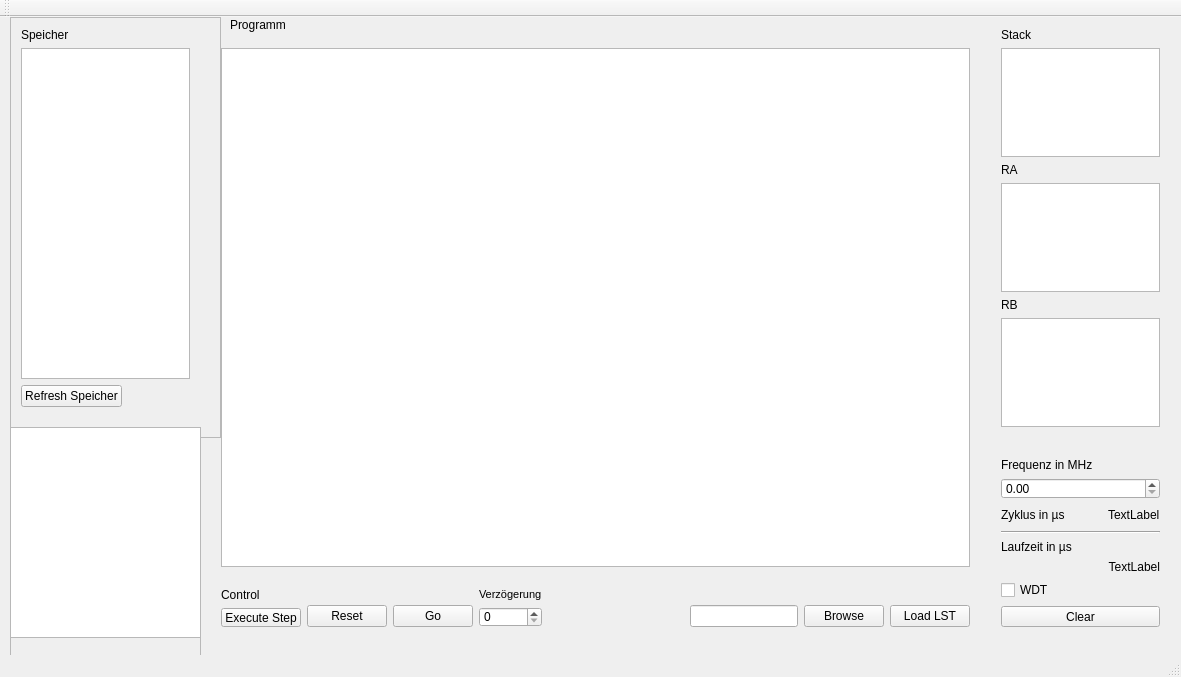
Old version of the form PICSimu/mainwindow.ui in the repository Benedikt1992/PICSimu.
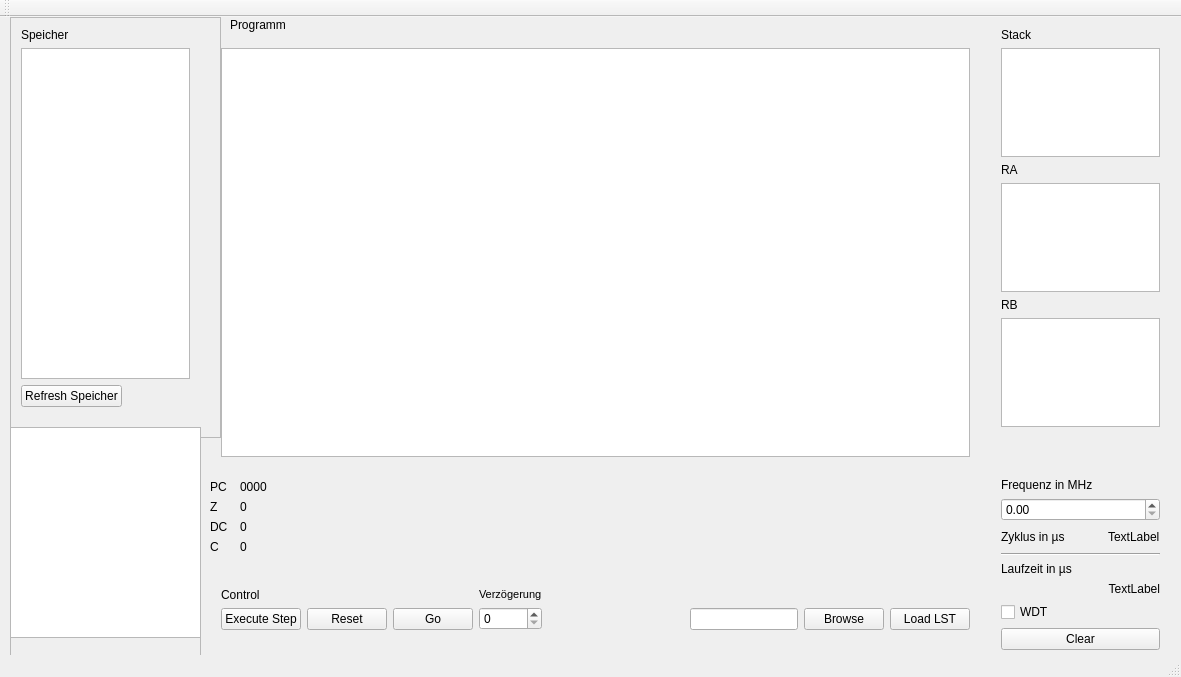
New version of the form.

Commit message: PC und Flags in GUI

What changed in the file:
```diff
--- a/PICSimu/mainwindow.ui
+++ b/PICSimu/mainwindow.ui
@@ -95,7 +95,7 @@
       <x>210</x>
       <y>560</y>
       <width>771</width>
-      <height>61</height>
+      <height>64</height>
      </rect>
     </property>
     <layout class="QHBoxLayout" name="horizontalLayout_3">
@@ -275,7 +275,7 @@
       <x>210</x>
       <y>20</y>
       <width>771</width>
-      <height>541</height>
+      <height>431</height>
      </rect>
     </property>
     <layout class="QHBoxLayout" name="horizontalLayout_4">
@@ -319,7 +319,7 @@
       <x>990</x>
       <y>430</y>
       <width>181</width>
-      <height>191</height>
+      <height>214</height>
      </rect>
     </property>
     <layout class="QVBoxLayout" name="verticalLayout_3">
@@ -463,6 +463,110 @@
      </item>
     </layout>
    </widget>
+   <widget class="QLabel" name="label_10">
+    <property name="geometry">
+     <rect>
+      <x>210</x>
+      <y>460</y>
+      <width>31</width>
+      <height>19</height>
+     </rect>
+    </property>
+    <property name="text">
+     <string>PC</string>
+    </property>
+   </widget>
+   <widget class="QLabel" name="pc_output">
+    <property name="geometry">
+     <rect>
+      <x>240</x>
+      <y>460</y>
+      <width>62</width>
+      <height>19</height>
+     </rect>
+    </property>
+    <property name="text">
+     <string>0000</string>
+    </property>
+   </widget>
+   <widget class="QLabel" name="label_11">
+    <property name="geometry">
+     <rect>
+      <x>210</x>
+      <y>480</y>
+      <width>21</width>
+      <height>19</height>
+     </rect>
+    </property>
+    <property name="text">
+     <string>Z</string>
+    </property>
+   </widget>
+   <widget class="QLabel" name="label_12">
+    <property name="geometry">
+     <rect>
+      <x>210</x>
+      <y>500</y>
+      <width>31</width>
+      <height>19</height>
+     </rect>
+    </property>
+    <property name="text">
+     <string>DC</string>
+    </property>
+   </widget>
+   <widget class="QLabel" name="label_13">
+    <property name="geometry">
+     <rect>
+      <x>210</x>
+      <y>520</y>
+      <width>21</width>
+      <height>19</height>
+     </rect>
+    </property>
+    <property name="text">
+     <string>C</string>
+    </property>
+   </widget>
+   <widget class="QLabel" name="zeroFLag_output">
+    <property name="geometry">
+     <rect>
+      <x>240</x>
+      <y>480</y>
+      <width>62</width>
+      <height>19</height>
+     </rect>
+    </property>
+    <property name="text">
+     <string>0</string>
+    </property>
+   </widget>
+   <widget class="QLabel" name="digitCarryFlag_output">
+    <property name="geometry">
+     <rect>
+      <x>240</x>
+      <y>500</y>
+      <width>62</width>
+      <height>19</height>
+     </rect>
+    </property>
+    <property name="text">
+     <string>0</string>
+    </property>
+   </widget>
+   <widget class="QLabel" name="carryFlag_output">
+    <property name="geometry">
+     <rect>
+      <x>240</x>
+      <y>520</y>
+      <width>62</width>
+      <height>19</height>
+     </rect>
+    </property>
+    <property name="text">
+     <string>0</string>
+    </property>
+   </widget>
   </widget>
   <widget class="QMenuBar" name="menuBar">
    <property name="geometry">
```
Left out of the diff: 2 changed lines with no effect on the pictures. The commit also changes 2 other files.
